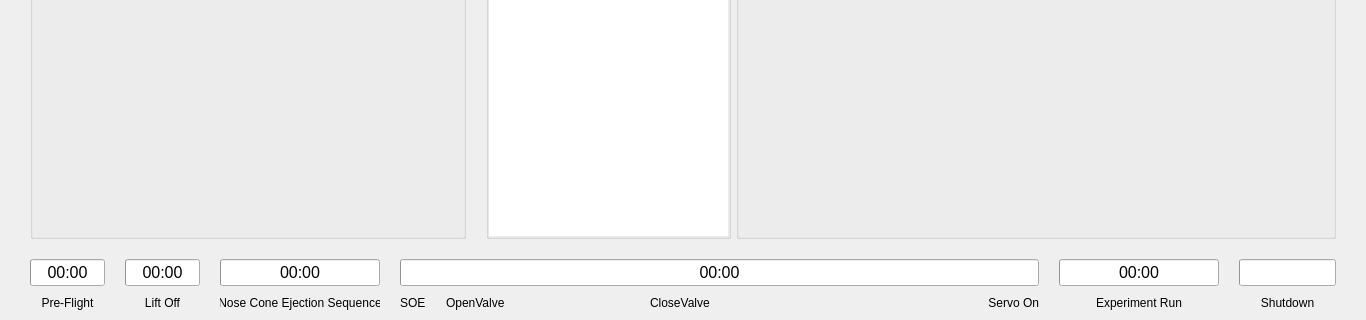
JanNiklasJuedt/MEEGA-Software, file MEEGA-Groundstation/UI-Files/MEEGA_mainWindow.ui: the form before one commit; both pictures show x 0 to 1366 and y 497 to 817 of the 1366 by 817 pixel window.
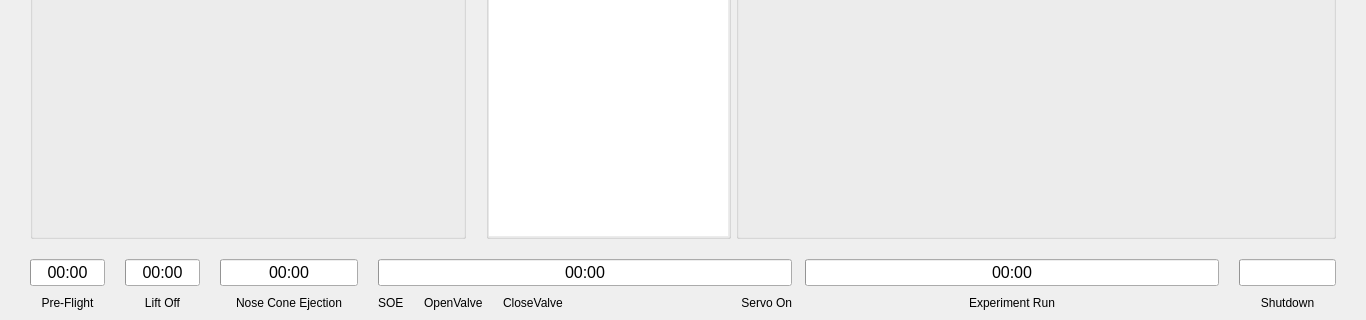
The form after the commit. Icons and pictures are not drawn.

Commit message: changes from debugging session on 09.01.2026

```diff
--- a/MEEGA-Groundstation/UI-Files/MEEGA_mainWindow.ui
+++ b/MEEGA-Groundstation/UI-Files/MEEGA_mainWindow.ui
@@ -1895,7 +1895,7 @@
      </layout>
     </item>
     <item row="1" column="0" colspan="2">
-     <layout class="QGridLayout" name="layout_progressbars" columnstretch="0,0,0,0,0,0,0,0,0,0,0,0,0,0,0">
+     <layout class="QGridLayout" name="layout_progressbars" columnstretch="4,1,4,1,10,1,0,0,30,0,0,1,30,1,4">
       <property name="sizeConstraint">
        <enum>QLayout::SizeConstraint::SetDefaultConstraint</enum>
       </property>
@@ -2181,7 +2181,7 @@
        </widget>
       </item>
       <item row="1" column="8">
-       <layout class="QHBoxLayout" name="horizontalLayout">
+       <layout class="QHBoxLayout" name="horizontalLayout" stretch="2,5,20,1">
         <property name="spacing">
          <number>20</number>
         </property>
@@ -2334,7 +2334,7 @@
          <locale language="English" country="Germany"/>
         </property>
         <property name="text">
-         <string>Nose Cone Ejection Sequence</string>
+         <string>Nose Cone Ejection</string>
         </property>
         <property name="alignment">
          <set>Qt::AlignmentFlag::AlignCenter</set>
```
Left out of the diff: 2 changed lines with no effect on the pictures. The commit also changes 2 other files.
